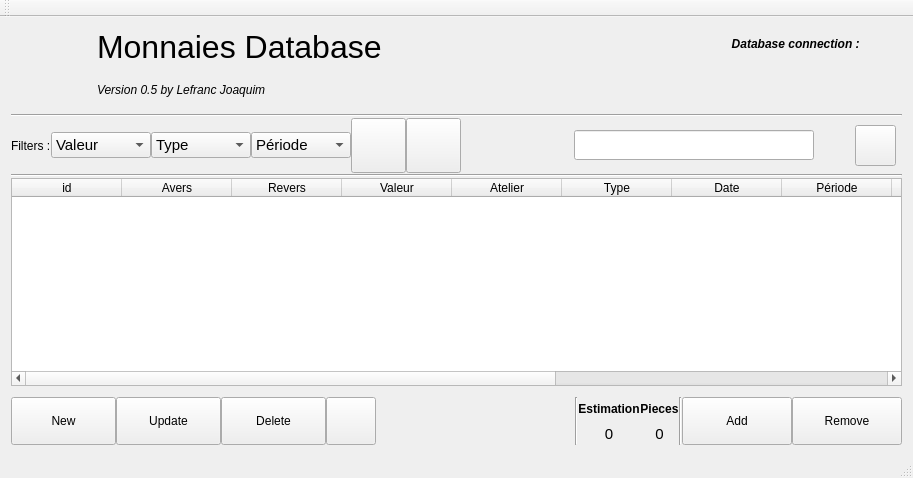
First picture: the form in mainwindow.ui, repository CactusTribe/MyCoins, before the edit.
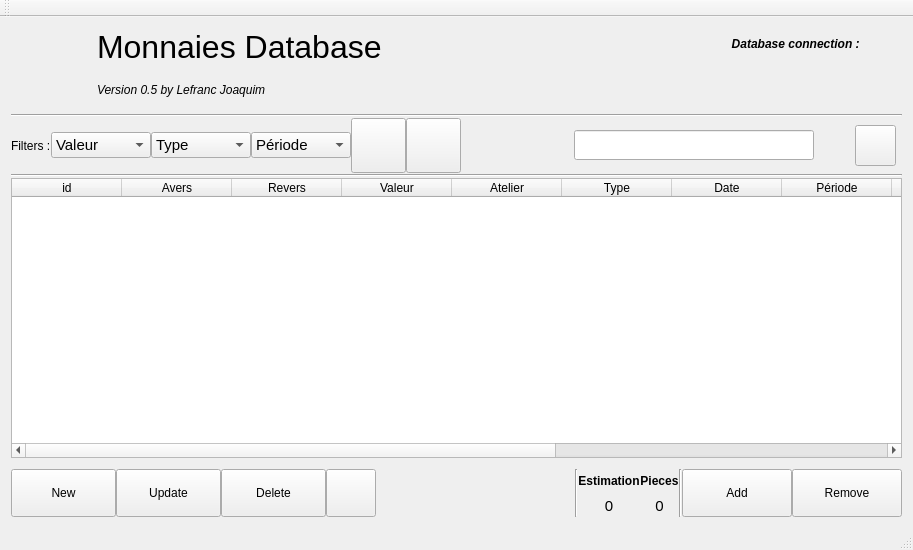
Second picture: the form after the edit. Icons and pictures are not drawn.

Commit message: Ajout de la fenêtre Settings

The edit to the form file:
```diff
--- a/mainwindow.ui
+++ b/mainwindow.ui
@@ -7,7 +7,7 @@
     <x>0</x>
     <y>0</y>
     <width>913</width>
-    <height>478</height>
+    <height>550</height>
    </rect>
   </property>
   <property name="sizePolicy">
```
Left out of the diff: 30 changed lines with no effect on the pictures. The commit also changes 6 other files.
